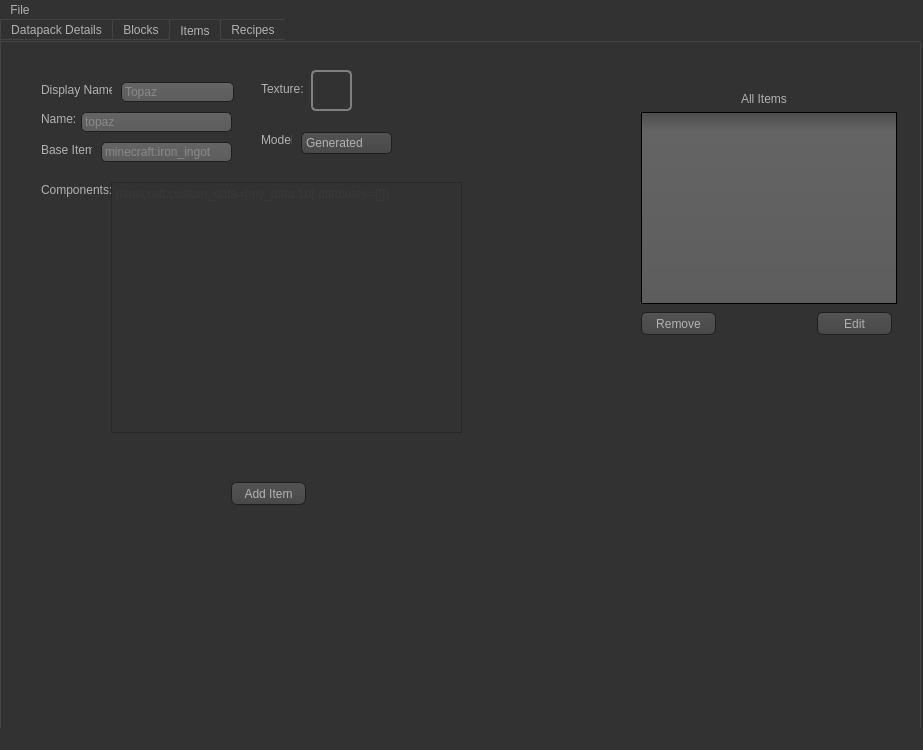
Above: lib/main.ui from TheJupiterDev/mDirt before the change. Below: the same form after it.
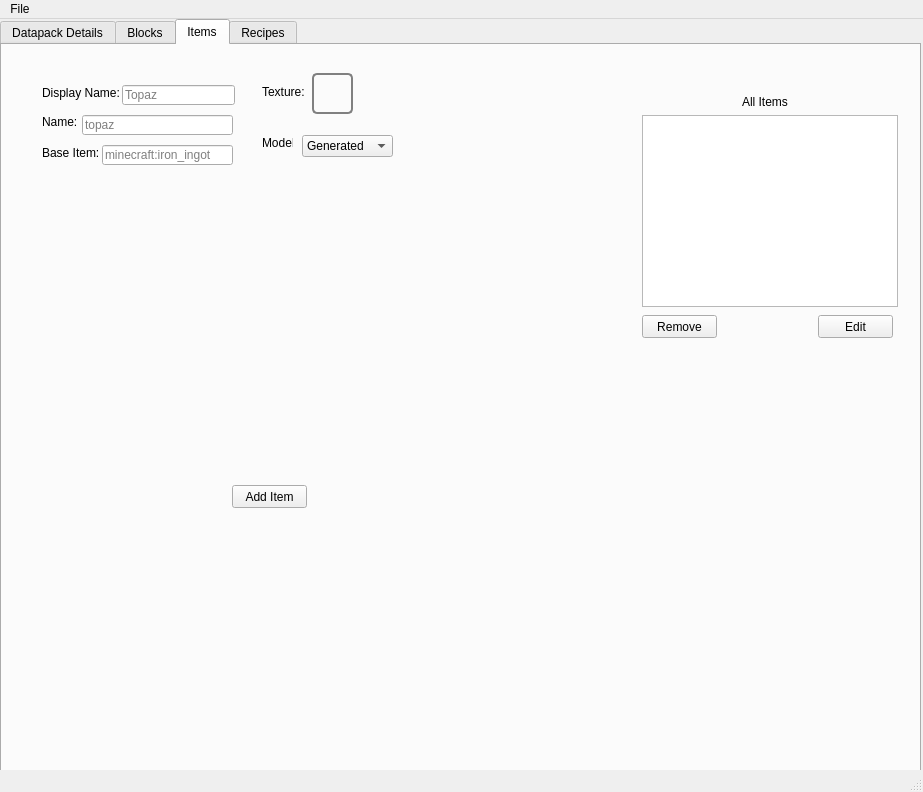
That is the form after the change. The open tabs and pages were chosen to show the change. Icons and pictures are not drawn.

The edit to the form file:
```diff
--- a/lib/main.ui
+++ b/lib/main.ui
@@ -7,7 +7,7 @@
     <x>0</x>
     <y>0</y>
     <width>923</width>
-    <height>750</height>
+    <height>792</height>
    </rect>
   </property>
   <property name="cursor">
@@ -21,113 +21,7 @@
     <normaloff>mDirt.ico</normaloff>mDirt.ico</iconset>
   </property>
   <property name="styleSheet">
-   <string notr="true">QToolTip
-{
-     border: 1px solid black;
-     background-color: #ffa02f;
-     padding: 1px;
-     border-radius: 3px;
-     opacity: 100;
-}
-
-QWidget
-{
-    color: #b1b1b1;
-    background-color: #323232;
-}
-
-QWidget:item:hover
-{
-    background-color: QLinearGradient( x1: 0, y1: 0, x2: 0, y2: 1, stop: 0 #ffa02f, stop: 1 #ca0619);
-    color: #000000;
-}
-
-QWidget:item:selected
-{
-    background-color: QLinearGradient( x1: 0, y1: 0, x2: 0, y2: 1, stop: 0 #ffa02f, stop: 1 #d7801a);
-}
-
-QMenuBar::item
-{
-    background: transparent;
-}
-
-QMenuBar::item:selected
-{
-    background: transparent;
-    border: 1px solid #ffaa00;
-}
-
-QMenuBar::item:pressed
-{
-    background: #444;
-    border: 1px solid #000;
-    background-color: QLinearGradient(
-        x1:0, y1:0,
-        x2:0, y2:1,
-        stop:1 #212121,
-        stop:0.4 #343434/*,
-        stop:0.2 #343434,
-        stop:0.1 #ffaa00*/
-    );
-    margin-bottom:-1px;
-    padding-bottom:1px;
-}
-
-QMenu
-{
-    border: 1px solid #000;
-}
-
-QMenu::item
-{
-    padding: 2px 20px 2px 20px;
-}
-
-QMenu::item:selected
-{
-    color: #000000;
-}
-
-QWidget:disabled
-{
-    color: #404040;
-    background-color: #323232;
-}
-
-QAbstractItemView
-{
-    background-color: QLinearGradient( x1: 0, y1: 0, x2: 0, y2: 1, stop: 0 #4d4d4d, stop: 0.1 #646464, stop: 1 #5d5d5d);
-}
-
-QWidget:focus
-{
-    border: 2px solid QLinearGradient( x1: 0, y1: 0, x2: 0, y2: 1, stop: 0 #ffa02f, stop: 1 #d7801a);
-}
-
-QLineEdit
-{
-    background-color: QLinearGradient( x1: 0, y1: 0, x2: 0, y2: 1, stop: 0 #4d4d4d, stop: 0 #646464, stop: 1 #5d5d5d);
-    padding: 1px;
-    border-style: solid;
-    border: 1px solid #1e1e1e;
-    border-radius: 5;
-}
-
-QPushButton #a, #buttonAddBlock, #buttonGeneratePack, #buttonRemoveBlock, #buttonEditBlock, #buttonEditItem, #buttonRemoveItem, #itemAddButton, #buttonRemoveRecipe, #buttonEditRecipe, #buttonAddRecipe
-{
-    color: #b1b1b1;
-    background-color: QLinearGradient( x1: 0, y1: 0, x2: 0, y2: 1, stop: 0 #565656, stop: 0.1 #525252, stop: 0.5 #4e4e4e, stop: 0.9 #4a4a4a, stop: 1 #464646);
-    border-width: 1px;
-    border-color: #1e1e1e;
-    border-style: solid;
-    border-radius: 6;
-    padding: 3px;
-    font-size: 12px;
-    padding-left: 5px;
-    padding-right: 5px;
-}
-QPushButton #a, #slot0, #slot1, #slot2, #slot3, #slot4, #slot5, #slot6, #slot7, #slot8, #slot9 {
+   <string notr="true">QPushButton #a, #slot0, #slot1, #slot2, #slot3, #slot4, #slot5, #slot6, #slot7, #slot8, #slot9 {
 background-color: rgba(255, 255, 255, 0)
 }
 
@@ -136,349 +30,7 @@
 	border: 2px solid grey;
 	border-radius: 5px;
 }
-
-QPushButton:pressed
-{
-    background-color: QLinearGradient( x1: 0, y1: 0, x2: 0, y2: 1, stop: 0 #2d2d2d, stop: 0.1 #2b2b2b, stop: 0.5 #292929, stop: 0.9 #282828, stop: 1 #252525);
-}
-
-QComboBox
-{
-    selection-background-color :QLinearGradient( x1: 0, y1: 0, x2: 0, y2: 1, stop: 0 #565656, stop: 0.1 #525252, stop: 0.5 #4e4e4e, stop: 0.9 #4a4a4a, stop: 1 #464646;
-    background-color: QLinearGradient( x1: 0, y1: 0, x2: 0, y2: 1, stop: 0 #565656, stop: 0.1 #525252, stop: 0.5 #4e4e4e, stop: 0.9 #4a4a4a, stop: 1 #464646);
-    border-style: solid;
-    border: 1px solid #1e1e1e;
-    border-radius: 5;
-}
-
-QComboBox:hover,QPushButton:hover
-{
-    border: 2px solid QLinearGradient( x1: 0, y1: 0, x2: 0, y2: 1, stop: 0 #ffa02f, stop: 1 #d7801a);
-}
-
-
-QComboBox:on
-{
-    padding-top: 3px;
-    padding-left: 4px;
-    background-color: QLinearGradient( x1: 0, y1: 0, x2: 0, y2: 1, stop: 0 #2d2d2d, stop: 0.1 #2b2b2b, stop: 0.5 #292929, stop: 0.9 #282828, stop: 1 #252525);
-    selection-background-color: QLinearGradient( x1: 0, y1: 0, x2: 0, y2: 1, stop: 0 #2d2d2d, stop: 0.1 #2b2b2b, stop: 0.5 #292929, stop: 0.9 #282828, stop: 1 #252525);
-	selection-text-color: black;
-}
-
-QComboBox QAbstractItemView
-{
-	text -color: black; 
-    border: 2px solid darkgray;
-    selection-background-color: QLinearGradient( x1: 0, y1: 0, x2: 0, y2: 1, stop: 0 #ffa02f, stop: 1 #d7801a);
-}
-
-QComboBox::drop-down
-{
-     subcontrol-origin: padding;
-     subcontrol-position: top right;
-     width: 15px;
-	 text -color: black; 
-     border-left-width: 0px;
-     border-left-color: darkgray;
-     border-left-style: solid; /* just a single line */
-     border-top-right-radius: 3px; /* same radius as the QComboBox */
-     border-bottom-right-radius: 3px;
- }
-
-QComboBox::down-arrow
-{
-     image: url(:/down_arrow.png);
-}
-
-QGroupBox:focus
-{
-border: 2px solid QLinearGradient( x1: 0, y1: 0, x2: 0, y2: 1, stop: 0 #ffa02f, stop: 1 #d7801a);
-}
-
-QTextEdit:focus
-{
-    border: 2px solid QLinearGradient( x1: 0, y1: 0, x2: 0, y2: 1, stop: 0 #ffa02f, stop: 1 #d7801a);
-}
-
-QScrollBar:horizontal {
-     border: 1px solid #222222;
-     background: QLinearGradient( x1: 0, y1: 0, x2: 0, y2: 1, stop: 0.0 #121212, stop: 0.2 #282828, stop: 1 #484848);
-     height: 7px;
-     margin: 0px 16px 0 16px;
-}
-
-QScrollBar::handle:horizontal
-{
-      background: QLinearGradient( x1: 0, y1: 0, x2: 1, y2: 0, stop: 0 #ffa02f, stop: 0.5 #d7801a, stop: 1 #ffa02f);
-      min-height: 20px;
-      border-radius: 2px;
-}
-
-QScrollBar::add-line:horizontal {
-      border: 1px solid #1b1b19;
-      border-radius: 2px;
-      background: QLinearGradient( x1: 0, y1: 0, x2: 1, y2: 0, stop: 0 #ffa02f, stop: 1 #d7801a);
-      width: 14px;
-      subcontrol-position: right;
-      subcontrol-origin: margin;
-}
-
-QScrollBar::sub-line:horizontal {
-      border: 1px solid #1b1b19;
-      border-radius: 2px;
-      background: QLinearGradient( x1: 0, y1: 0, x2: 1, y2: 0, stop: 0 #ffa02f, stop: 1 #d7801a);
-      width: 14px;
-     subcontrol-position: left;
-     subcontrol-origin: margin;
-}
-
-QScrollBar::right-arrow:horizontal, QScrollBar::left-arrow:horizontal
-{
-      border: 1px solid black;
-      width: 1px;
-      height: 1px;
-      background: white;
-}
-
-QScrollBar::add-page:horizontal, QScrollBar::sub-page:horizontal
-{
-      background: none;
-}
-
-QScrollBar:vertical
-{
-      background: QLinearGradient( x1: 0, y1: 0, x2: 1, y2: 0, stop: 0.0 #121212, stop: 0.2 #282828, stop: 1 #484848);
-      width: 7px;
-      margin: 16px 0 16px 0;
-      border: 1px solid #222222;
-}
-
-QScrollBar::handle:vertical
-{
-      background: QLinearGradient( x1: 0, y1: 0, x2: 0, y2: 1, stop: 0 #ffa02f, stop: 0.5 #d7801a, stop: 1 #ffa02f);
-      min-height: 20px;
-      border-radius: 2px;
-}
-
-QScrollBar::add-line:vertical
-{
-      border: 1px solid #1b1b19;
-      border-radius: 2px;
-      background: QLinearGradient( x1: 0, y1: 0, x2: 0, y2: 1, stop: 0 #ffa02f, stop: 1 #d7801a);
-      height: 14px;
-      subcontrol-position: bottom;
-      subcontrol-origin: margin;
-}
-
-QScrollBar::sub-line:vertical
-{
-      border: 1px solid #1b1b19;
-      border-radius: 2px;
-      background: QLinearGradient( x1: 0, y1: 0, x2: 0, y2: 1, stop: 0 #d7801a, stop: 1 #ffa02f);
-      height: 14px;
-      subcontrol-position: top;
-      subcontrol-origin: margin;
-}
-
-QScrollBar::up-arrow:vertical, QScrollBar::down-arrow:vertical
-{
-      border: 1px solid black;
-      width: 1px;
-      height: 1px;
-      background: white;
-}
-
-
-QScrollBar::add-page:vertical, QScrollBar::sub-page:vertical
-{
-      background: none;
-}
-
-QTextEdit
-{
-    background-color: #242424;
-}
-
-QPlainTextEdit
-{
-    background-color: #242424;
-}
-
-QHeaderView::section
-{
-    background-color: QLinearGradient(x1:0, y1:0, x2:0, y2:1, stop:0 #616161, stop: 0.5 #505050, stop: 0.6 #434343, stop:1 #656565);
-    color: white;
-    padding-left: 4px;
-    border: 1px solid #6c6c6c;
-}
-
-QCheckBox:disabled
-{
-color: #414141;
-}
-
-QDockWidget::title
-{
-    text-align: center;
-    spacing: 3px; /* spacing between items in the tool bar */
-    background-color: QLinearGradient(x1:0, y1:0, x2:0, y2:1, stop:0 #323232, stop: 0.5 #242424, stop:1 #323232);
-}
-
-QDockWidget::close-button, QDockWidget::float-button
-{
-    text-align: center;
-    spacing: 1px; /* spacing between items in the tool bar */
-    background-color: QLinearGradient(x1:0, y1:0, x2:0, y2:1, stop:0 #323232, stop: 0.5 #242424, stop:1 #323232);
-}
-
-QDockWidget::close-button:hover, QDockWidget::float-button:hover
-{
-    background: #242424;
-}
-
-QDockWidget::close-button:pressed, QDockWidget::float-button:pressed
-{
-    padding: 1px -1px -1px 1px;
-}
-
-QMainWindow::separator
-{
-    background-color: QLinearGradient(x1:0, y1:0, x2:0, y2:1, stop:0 #161616, stop: 0.5 #151515, stop: 0.6 #212121, stop:1 #343434);
-    color: white;
-    padding-left: 4px;
-    border: 1px solid #4c4c4c;
-    spacing: 3px; /* spacing between items in the tool bar */
-}
-
-QMainWindow::separator:hover
-{
-
-    background-color: QLinearGradient(x1:0, y1:0, x2:0, y2:1, stop:0 #d7801a, stop:0.5 #b56c17 stop:1 #ffa02f);
-    color: white;
-    padding-left: 4px;
-    border: 1px solid #6c6c6c;
-    spacing: 3px; /* spacing between items in the tool bar */
-}
-
-QToolBar::handle
-{
-     spacing: 3px; /* spacing between items in the tool bar */
-     background: url(:/images/handle.png);
-}
-
-QMenu::separator
-{
-    height: 2px;
-    background-color: QLinearGradient(x1:0, y1:0, x2:0, y2:1, stop:0 #161616, stop: 0.5 #151515, stop: 0.6 #212121, stop:1 #343434);
-    color: white;
-    padding-left: 4px;
-    margin-left: 10px;
-    margin-right: 5px;
-}
-
-QProgressBar
-{
-    border: 2px solid grey;
-    border-radius: 5px;
-    text-align: center;
-}
-
-QProgressBar::chunk
-{
-    background-color: #d7801a;
-    width: 2.15px;
-    margin: 0.5px;
-}
-
-QTabBar::tab {
-    color: #b1b1b1;
-    border: 1px solid #444;
-    border-bottom-style: none;
-    background-color: #323232;
-    padding-left: 10px;
-    padding-right: 10px;
-    padding-top: 3px;
-    padding-bottom: 2px;
-    margin-right: -1px;
-}
-
-QTabWidget::pane {
-    border: 1px solid #444;
-    top: 1px;
-}
-
-QTabBar::tab:!selected
-{
-    color: #b1b1b1;
-    border-style: solid;
-
-    background-color: QLinearGradient(x1:0, y1:0, x2:0, y2:1, stop:1 #212121, stop:.4 #343434);
-}
-
-
-
-QTabBar::tab:selected
-{
-    border-top-left-radius: 3px;
-    border-top-right-radius: 3px;
-    margin-bottom: 0px;
-}
-
-QTabBar::tab:!selected:hover
-{
-    border-top: 2px solid #ffaa00;
-    padding-bottom: 3px;
-    border-top-left-radius: 3px;
-    border-top-right-radius: 3px;
-    background-color: QLinearGradient(x1:0, y1:0, x2:0, y2:1, stop:1 #212121, stop:0.4 #343434, stop:0.2 #343434, stop:0.1 #ffaa00);
-}
-
-QRadioButton::indicator:checked, QRadioButton::indicator:unchecked{
-    color: #b1b1b1;
-    background-color: #323232;
-    border: 1px solid #b1b1b1;
-    border-radius: 6px;
-}
-
-QRadioButton::indicator:checked
-{
-    background-color: qradialgradient(
-        cx: 0.5, cy: 0.5,
-        fx: 0.5, fy: 0.5,
-        radius: 1.0,
-        stop: 0.25 #ffaa00,
-        stop: 0.3 #323232
-    );
-}
-
-QCheckBox::indicator{
-    color: #b1b1b1;
-    background-color: #323232;
-    border: 1px solid #b1b1b1;
-    width: 9px;
-    height: 9px;
-}
-
-QRadioButton::indicator
-{
-    border-radius: 6px;
-}
-
-QRadioButton::indicator:hover, QCheckBox::indicator:hover
-{
-    border: 1px solid #ffaa00;
-}
-
-QCheckBox::indicator:checked
-{
-    image:url(:/images/checkbox.png);
-}
-
-QCheckBox::indicator:disabled, QRadioButton::indicator:disabled
-{
-    border: 1px solid #444;
-}</string>
+</string>
   </property>
   <widget class="QWidget" name="centralwidget">
    <widget class="QLabel" name="status">
@@ -503,7 +55,7 @@
       <x>0</x>
       <y>0</y>
       <width>921</width>
-      <height>721</height>
+      <height>761</height>
      </rect>
     </property>
     <property name="currentIndex">
@@ -1455,7 +1007,7 @@
        <rect>
         <x>40</x>
         <y>40</y>
-        <width>71</width>
+        <width>81</width>
         <height>16</height>
        </rect>
       </property>
@@ -1513,7 +1065,7 @@
        <rect>
         <x>40</x>
         <y>100</y>
-        <width>51</width>
+        <width>61</width>
         <height>16</height>
        </rect>
       </property>
@@ -1582,38 +1134,6 @@
        <bool>true</bool>
       </property>
      </widget>
-     <widget class="QLabel" name="label_20">
-      <property name="geometry">
-       <rect>
-        <x>40</x>
-        <y>140</y>
-        <width>71</width>
-        <height>16</height>
-       </rect>
-      </property>
-      <property name="text">
-       <string>Components:</string>
-      </property>
-     </widget>
-     <widget class="QTextEdit" name="itemComponents">
-      <property name="enabled">
-       <bool>false</bool>
-      </property>
-      <property name="geometry">
-       <rect>
-        <x>110</x>
-        <y>140</y>
-        <width>351</width>
-        <height>251</height>
-       </rect>
-      </property>
-      <property name="toolTip">
-       <string>&lt;html&gt;&lt;head/&gt;&lt;body&gt;&lt;p&gt;&lt;span style=&quot; font-weight:600;&quot;&gt;This feature is in development and is not enabled at the current time!&lt;/span&gt;&lt;/p&gt;&lt;p&gt;Any custom components you want to add to the item.&lt;/p&gt;&lt;/body&gt;&lt;/html&gt;</string>
-      </property>
-      <property name="placeholderText">
-       <string>minecraft:custom_data={my_data:1b},attributes={[]}</string>
-      </property>
-     </widget>
      <widget class="QLabel" name="label_21">
       <property name="geometry">
        <rect>
@@ -2376,7 +1896,7 @@
      <x>0</x>
      <y>0</y>
      <width>923</width>
-     <height>21</height>
+     <height>33</height>
     </rect>
    </property>
    <widget class="QMenu" name="menuFile">
```
Left out of the diff: 60 changed lines with no effect on the pictures.
